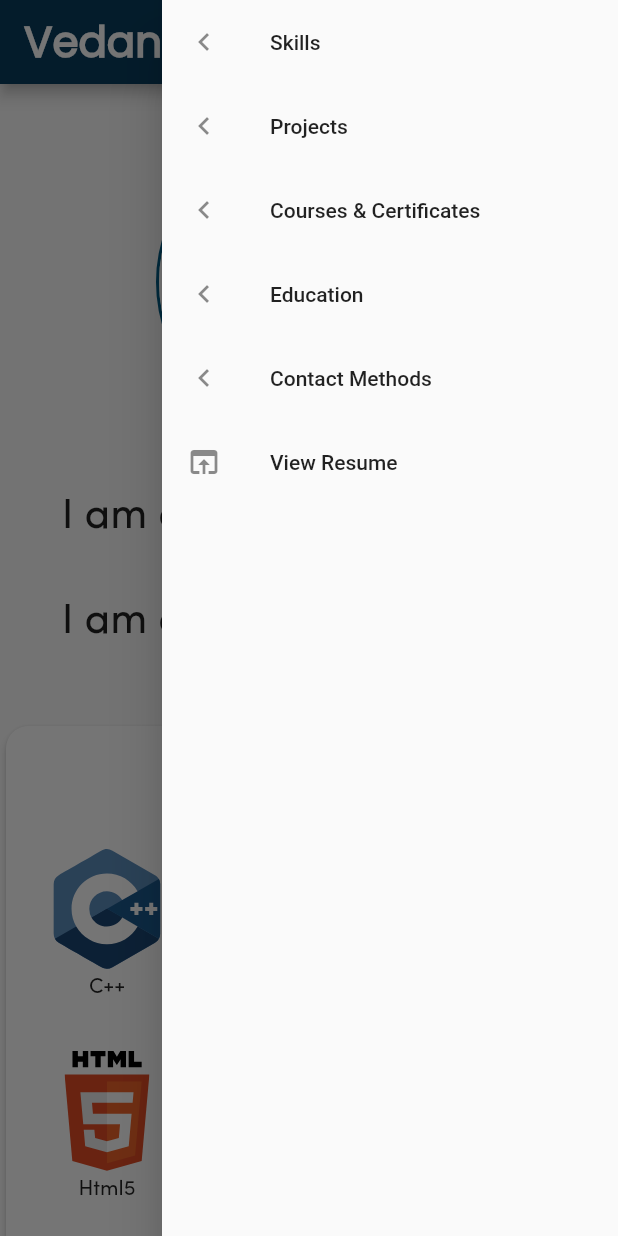
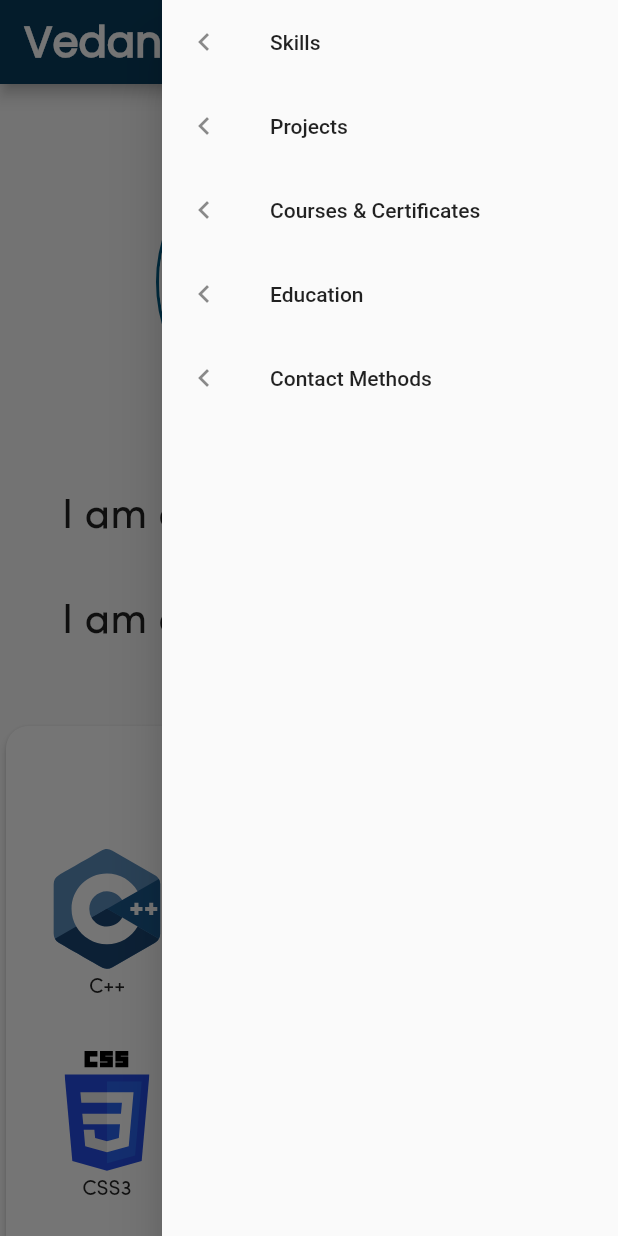
Before and after one commit to vedantbarve/vedantbarve-web, a Flutter app: the screen it shows after launch, after a tap on the "menu" icon, on a phone screen of 412 x 824 dp. Run offline on Flutter 3.47's test engine with Material 2 defaults, Android fonts, the phone set to English and light mode, and no system bars; drawn by our look-alikes of scrollable_positioned_list; our stand-ins replace flutter_svg, url_strategy.

Commit message:
stable commit

```diff
--- a/lib/screens/home.dart
+++ b/lib/screens/home.dart
@@ -1,15 +1,15 @@
 import 'package:flutter/material.dart';
 
 import 'package:scrollable_positioned_list/scrollable_positioned_list.dart';
-import 'package:url_launcher/url_launcher.dart';
-import 'package:vedantbarve/sections/aboutme.dart';
-import 'package:vedantbarve/sections/contactme.dart';
-import 'package:vedantbarve/sections/courses.dart';
-import 'package:vedantbarve/sections/education.dart';
-import 'package:vedantbarve/sections/footer.dart';
-import 'package:vedantbarve/sections/ongoing_projects.dart';
-import 'package:vedantbarve/sections/past_projects.dart';
-import 'package:vedantbarve/sections/skills.dart';
+
+import 'sections/footer.dart';
+import 'sections/aboutme.dart';
+import 'sections/contactme.dart';
+import 'sections/courses.dart';
+import 'sections/education.dart';
+import 'sections/ongoing_projects.dart';
+import 'sections/past_projects.dart';
+import 'sections/skills.dart';
 
 class HomeView extends StatelessWidget {
   const HomeView({Key? key}) : super(key: key);
@@ -86,14 +86,14 @@ class HomeView extends StatelessWidget {
                         title: const Text('Contact Methods'),
                         leading: const Icon(Icons.navigate_before),
                       ),
-                      ListTile(
-                        onTap: () {
-                          launch(
-                              'https://firebasestorage.googleapis.com/v0/b/vedant-barve.appspot.com/o/Vedant%20Barve.pdf?alt=media&token=d1417a77-098e-4aac-8f62-b0000f94ee97');
-                        },
-                        title: const Text('View Resume'),
-                        leading: const Icon(Icons.open_in_browser),
-                      ),
+                      // ListTile(
+                      //   onTap: () {
+                      //     launch(
+                      //         'https://firebasestorage.googleapis.com/v0/b/vedant-barve.appspot.com/o/Vedant%20Barve.pdf?alt=media&token=d1417a77-098e-4aac-8f62-b0000f94ee97');
+                      //   },
+                      //   title: const Text('View Resume'),
+                      //   leading: const Icon(Icons.open_in_browser),
+                      // ),
                     ],
                   ),
                 ),
@@ -145,18 +145,18 @@ class HomeView extends StatelessWidget {
                         style: Theme.of(context).appBarTheme.toolbarTextStyle,
                       ),
                     ),
-                    TextButton.icon(
-                      onPressed: () => launch(
-                          'https://firebasestorage.googleapis.com/v0/b/vedant-barve.appspot.com/o/Vedant%20Barve.pdf?alt=media&token=d1417a77-098e-4aac-8f62-b0000f94ee97'),
-                      icon: const Icon(
-                        Icons.open_in_browser,
-                        color: Colors.white,
-                      ),
-                      label: Text(
-                        'Resume',
-                        style: Theme.of(context).appBarTheme.toolbarTextStyle,
-                      ),
-                    )
+                    // TextButton.icon(
+                    //   onPressed: () => launch(
+                    //       'https://firebasestorage.googleapis.com/v0/b/vedant-barve.appspot.com/o/Vedant%20Barve.pdf?alt=media&token=d1417a77-098e-4aac-8f62-b0000f94ee97'),
+                    //   icon: const Icon(
+                    //     Icons.open_in_browser,
+                    //     color: Colors.white,
+                    //   ),
+                    //   label: Text(
+                    //     'Resume',
+                    //     style: Theme.of(context).appBarTheme.toolbarTextStyle,
+                    //   ),
+                    // )
                   ]
                 : [],
           ),
--- a/lib/sections/courses.dart
+++ b/lib/screens/sections/courses.dart
@@ -2,27 +2,14 @@ import 'package:flutter/material.dart';
 
 import 'package:url_launcher/url_launcher.dart';
 
-import '../global/font_style.dart';
+import '../../global/constants.dart';
+import '../../global/font_style.dart';
 
 class Courses extends StatelessWidget {
   const Courses({Key? key}) : super(key: key);
 
   @override
   Widget build(BuildContext context) {
-    List<Map> _content = [
-      {
-        'title': 'Internship Jantu Labs',
-        'image': 'assets/images/jantulabs.jpg',
-        'url':
-            'https://firebasestorage.googleapis.com/v0/b/vedant-barve.appspot.com/o/Exp_letter_Vedant%20(1).pdf?alt=media&token=3b03d009-868d-44bd-a11f-539dc594d167',
-      },
-      {
-        'title': 'Git and Github Bootcamp',
-        'image': 'assets/images/git_course_certificate.jpg',
-        'url':
-            'https://firebasestorage.googleapis.com/v0/b/vedant-barve.appspot.com/o/git_course_certificate.pdf?alt=media&token=dfe45f3d-28f8-4cef-9eff-1573767d60e2',
-      },
-    ];
     return Card(
       elevation: 2,
       shape: RoundedRectangleBorder(
@@ -48,7 +35,7 @@ class Courses extends StatelessWidget {
               runSpacing: 20,
               runAlignment: WrapAlignment.center,
               alignment: WrapAlignment.center,
-              children: _content
+              children: content
                   .map(
                     (item) => SizedBox(
                       height: 250,
@@ -76,8 +63,9 @@ class Courses extends StatelessWidget {
                                 padding: const EdgeInsets.all(8.0),
                                 child: Text(
                                   item['title'],
-                                  style:
-                                      const TextStyle(fontFamily: 'Sofia-Pro'),
+                                  style: const TextStyle(
+                                    fontFamily: 'Sofia-Pro',
+                                  ),
                                 ),
                               )
                             ],
--- a/lib/sections/education.dart
+++ b/lib/screens/sections/education.dart
@@ -1,6 +1,5 @@
 import 'package:flutter/material.dart';
-
-import '../global/font_style.dart';
+import '../../global/font_style.dart';
 
 class Education extends StatelessWidget {
   const Education({Key? key}) : super(key: key);
--- a/lib/sections/ongoing_projects.dart
+++ b/lib/screens/sections/ongoing_projects.dart
@@ -1,7 +1,6 @@
 import 'package:flutter/material.dart';
 import 'package:flutter_svg/flutter_svg.dart';
-
-import '../global/font_style.dart';
+import '../../global/font_style.dart';
 
 class OngoingProjects extends StatelessWidget {
   const OngoingProjects({Key? key}) : super(key: key);
--- a/lib/sections/skills.dart
+++ b/lib/screens/sections/skills.dart
@@ -31,7 +31,6 @@ class Skills extends StatelessWidget {
             children: [
               const Logo(title: 'C++', logoName: 'c++'),
               const Logo(title: 'Python', logoName: 'python'),
-              const Logo(title: 'Java', logoName: 'java'),
               const Logo(title: 'Html5', logoName: 'html'),
               const Logo(title: 'CSS3', logoName: 'css'),
               const Logo(title: 'Dart', logoName: 'dart'),
```
Also changed, not shown: lib/global/constants.dart (added, +20 -0 lines), lib/screens/sections/contactme.dart (renamed from lib/sections/contactme.dart, +5 -13 lines), lib/screens/sections/aboutme.dart (renamed from lib/sections/aboutme.dart), lib/screens/sections/footer.dart (renamed from lib/sections/footer.dart), lib/screens/sections/past_projects.dart (renamed from lib/sections/past_projects.dart), pubspec.lock.
